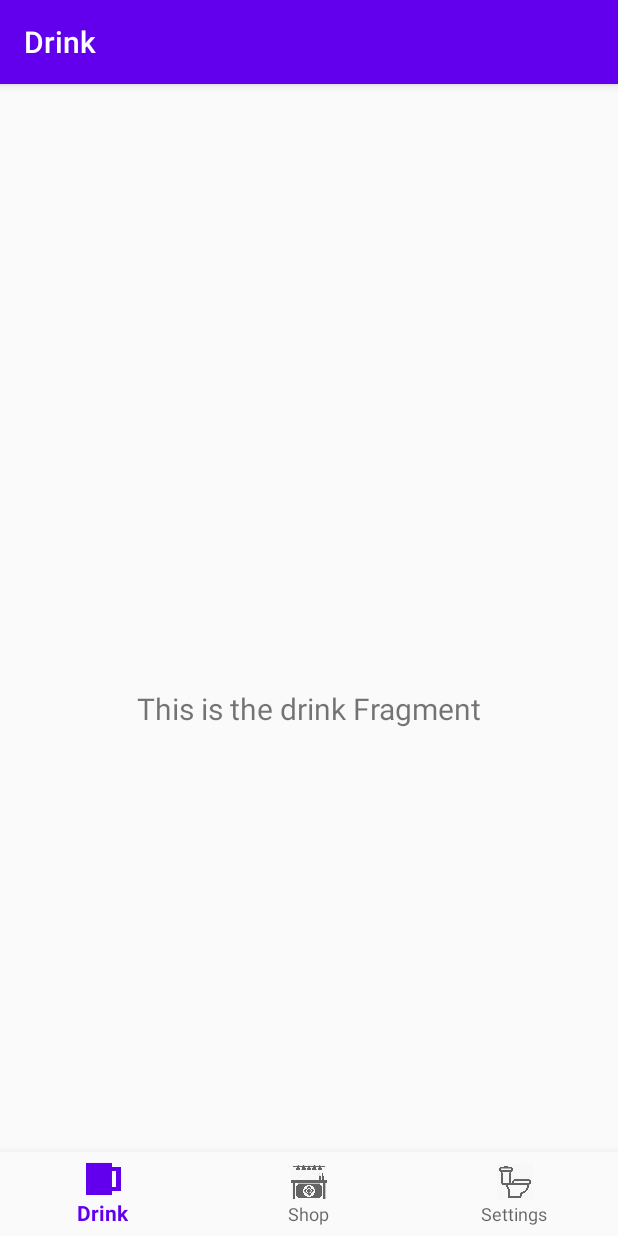
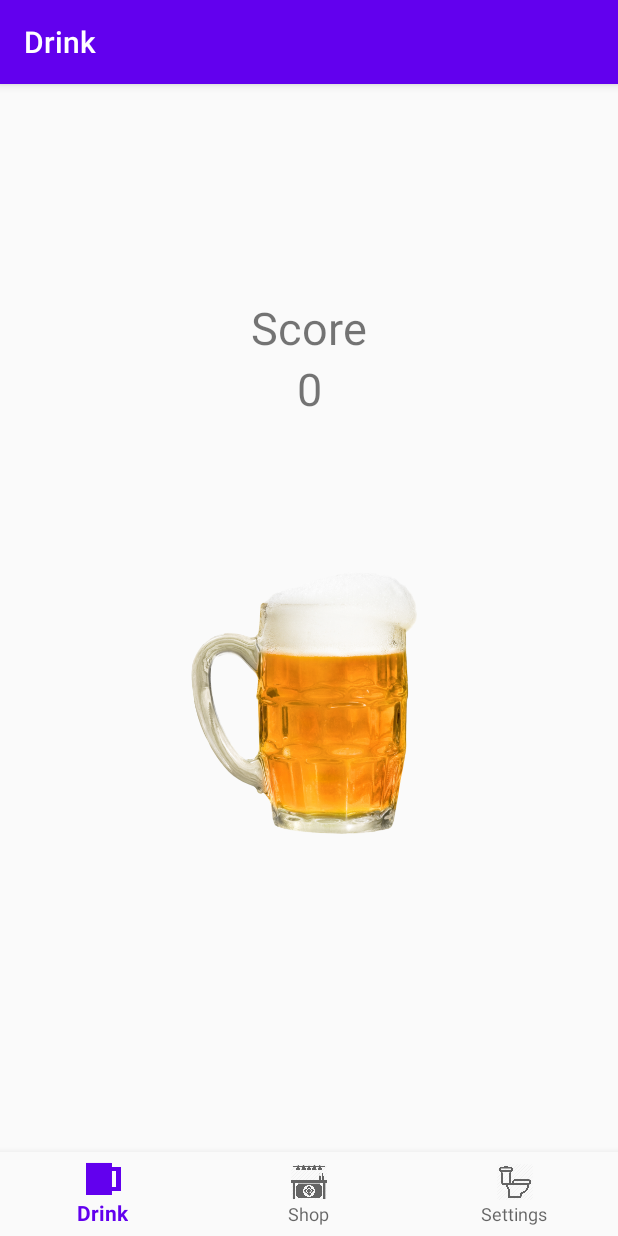
Before and after one commit to xmimmer/AndroidProject2021, an Android app: the screen it shows after launch (MainActivity), on a phone screen of 412 x 824 dp. Run offline under Robolectric (Android 15) with nearby library versions, the phone set to English and light mode, and no system bars; our stand-ins replace navigation-ui.

Commit message:
Added counter
Temporary, as the counter is not yet MutableLiveData.

```diff
--- a/ViggosIDLE/app/src/main/java/com/mimmer/viggosidle/ui/drink/DrinkFragment.kt
+++ b/ViggosIDLE/app/src/main/java/com/mimmer/viggosidle/ui/drink/DrinkFragment.kt
@@ -1,12 +1,13 @@
 package com.mimmer.viggosidle.ui.drink
 
 import android.os.Bundle
+import android.util.Log
 import android.view.LayoutInflater
 import android.view.View
 import android.view.ViewGroup
+import android.widget.ImageView
 import android.widget.TextView
 import androidx.fragment.app.Fragment
-import androidx.lifecycle.Observer
 import androidx.lifecycle.ViewModelProviders
 import com.mimmer.viggosidle.R
 
@@ -23,9 +24,20 @@ class DrinkFragment : Fragment() {
                 ViewModelProviders.of(this).get(DrinkViewModel::class.java)
         val root = inflater.inflate(R.layout.fragment_home, container, false)
         val textView: TextView = root.findViewById(R.id.text_home)
-        homeViewModel.text.observe(viewLifecycleOwner, Observer {
-            textView.text = it
-        })
+        val score: TextView = root.findViewById(R.id.score)
+        val imageView: ImageView = root.findViewById(R.id.main_image)
+
+        imageView.setOnClickListener() {
+            Log.i("ClickTag","Main image clicked!")
+            homeViewModel.currentScore += 1
+            homeViewModel.score.value
+
+            Log.i("CurrentScore", homeViewModel.currentScore.toString())
+            Log.i("score value", homeViewModel.score.value.toString())
+
+            score.text = homeViewModel.currentScore.toString()
+
+        }
         return root
     }
 }
--- a/ViggosIDLE/app/src/main/java/com/mimmer/viggosidle/ui/drink/DrinkViewModel.kt
+++ b/ViggosIDLE/app/src/main/java/com/mimmer/viggosidle/ui/drink/DrinkViewModel.kt
@@ -6,8 +6,19 @@ import androidx.lifecycle.ViewModel
 
 class DrinkViewModel : ViewModel() {
 
+    var currentScore = 0
+
     private val _text = MutableLiveData<String>().apply {
         value = "This is the drink Fragment"
     }
+
+    private var _score = MutableLiveData<Int>().apply {
+        value = currentScore
+    }
+
     val text: LiveData<String> = _text
+    val score: LiveData<Int> = _score
+
+
+
 }
--- a/ViggosIDLE/app/src/main/res/layout/fragment_home.xml
+++ b/ViggosIDLE/app/src/main/res/layout/fragment_home.xml
@@ -17,6 +17,40 @@
         android:textSize="20sp"
         app:layout_constraintBottom_toBottomOf="parent"
         app:layout_constraintEnd_toEndOf="parent"
+        app:layout_constraintHorizontal_bias="1.0"
+        app:layout_constraintStart_toStartOf="parent"
+        app:layout_constraintTop_toTopOf="parent"
+        app:layout_constraintVertical_bias="0.011" />
+
+    <ImageView
+        android:id="@+id/main_image"
+        android:layout_width="171dp"
+        android:layout_height="229dp"
+        android:contentDescription="@string/main_beer_image"
+        android:src="@drawable/beer"
+        app:layout_constraintBottom_toBottomOf="parent"
+        app:layout_constraintEnd_toEndOf="parent"
         app:layout_constraintStart_toStartOf="parent"
         app:layout_constraintTop_toTopOf="parent" />
+
+    <TextView
+        android:id="@+id/scoreTextView"
+        android:layout_width="wrap_content"
+        android:layout_height="wrap_content"
+        android:layout_marginTop="43dp"
+        android:text="@string/score"
+        android:textSize="30sp"
+        app:layout_constraintEnd_toEndOf="parent"
+        app:layout_constraintStart_toStartOf="parent"
+        app:layout_constraintTop_toBottomOf="@+id/text_home" />
+
+    <TextView
+        android:id="@+id/score"
+        android:layout_width="wrap_content"
+        android:layout_height="wrap_content"
+        android:text="0"
+        android:textSize="30sp"
+        app:layout_constraintEnd_toEndOf="parent"
+        app:layout_constraintStart_toStartOf="parent"
+        app:layout_constraintTop_toBottomOf="@+id/scoreTextView" />
 </androidx.constraintlayout.widget.ConstraintLayout>
--- a/ViggosIDLE/app/src/main/res/values/strings.xml
+++ b/ViggosIDLE/app/src/main/res/values/strings.xml
@@ -3,4 +3,6 @@
     <string name="title_home">Drink</string>
     <string name="title_shop">Shop</string>
     <string name="title_settings">Settings</string>
+    <string name="main_beer_image">Main beer image</string>
+    <string name="score">Score</string>
 </resources>
```
